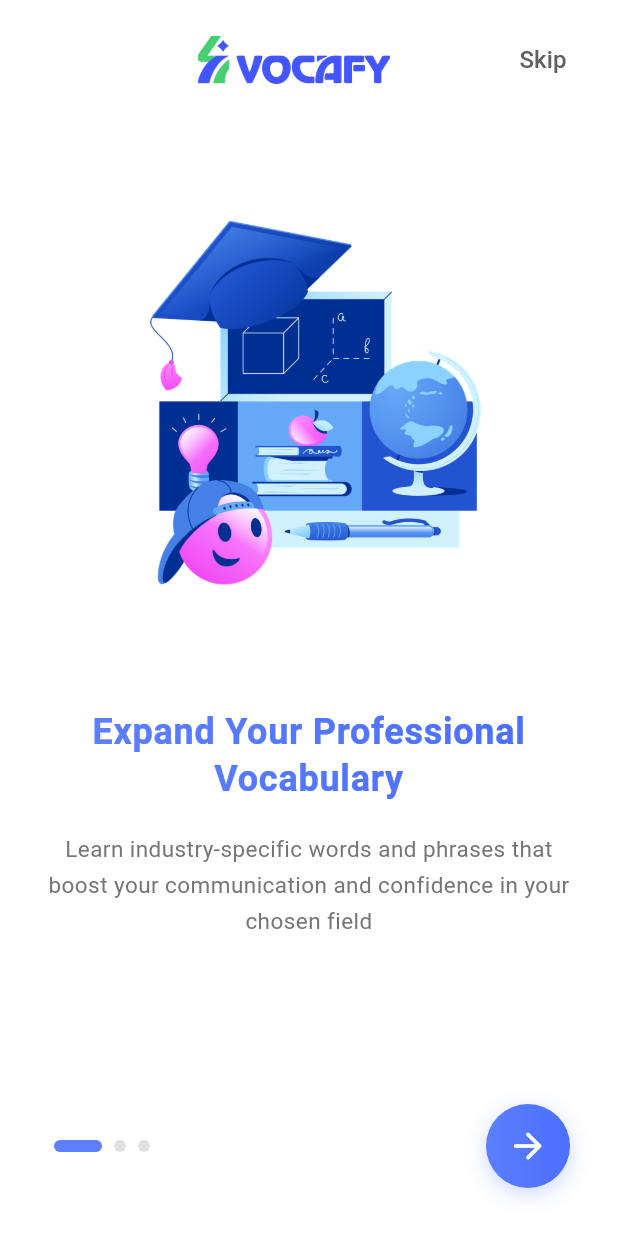
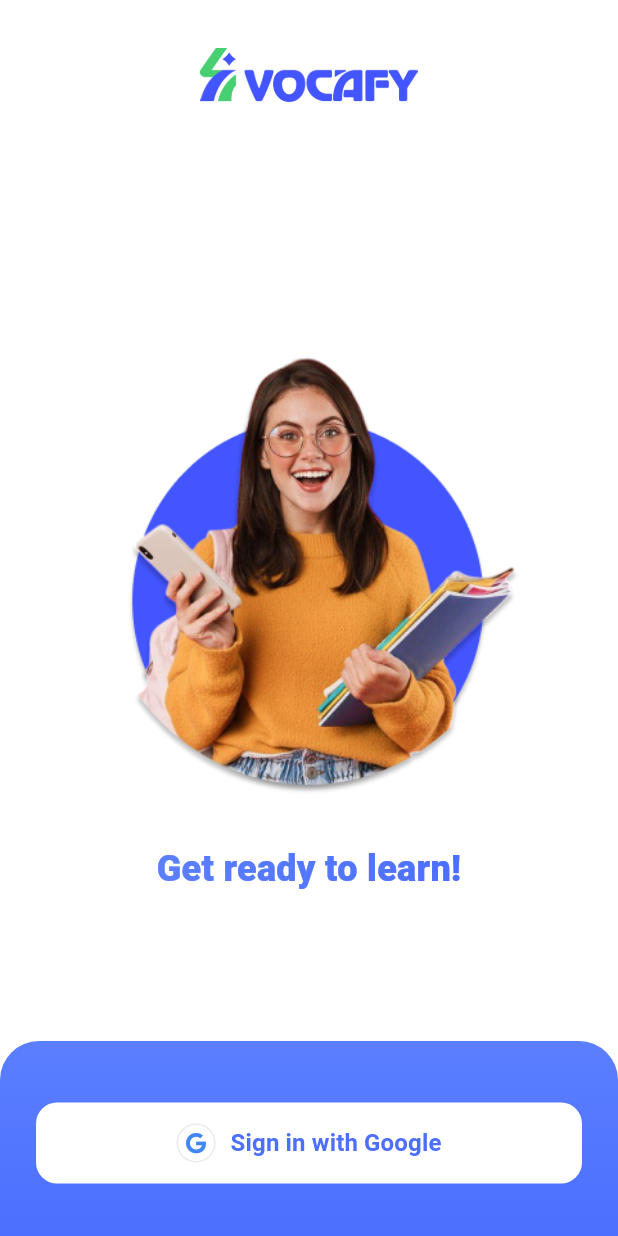
Before and after one commit to PawPasta/vocafy-mobile, a Flutter app: the screen it shows after launch, after a tap on "Skip", on a phone screen of 412 x 824 dp. Run offline on Flutter 3.47's test engine with Material 3 defaults, Android fonts, the phone set to English and light mode, and no system bars; our stand-ins replace font_awesome_flutter.

Commit message:
feat: login screen

```diff
--- a/lib/config/routes/routes.dart
+++ b/lib/config/routes/routes.dart
@@ -1,6 +1,7 @@
 import 'package:flutter/material.dart';
 import '../../features/splash/splash_screen.dart';
 import '../../features/onboarding/onboarding_screen.dart';
+import '../../features/auth/login/login_screen.dart';
 import 'route_names.dart';
 
 /// Main app routes configuration
@@ -20,8 +21,8 @@ class AppRoutes {
       // case RouteNames.home:
       //   return _buildRoute(const HomePage());
 
-      // case RouteNames.login:
-      //   return _buildRoute(const LoginScreen());
+      case RouteNames.login:
+        return _buildRoute(const LoginScreen());
 
       default:
         return _buildRoute(
--- /dev/null
+++ b/lib/features/auth/login/login_screen.dart
@@ -0,0 +1,175 @@
+import 'package:flutter/material.dart';
+import 'package:font_awesome_flutter/font_awesome_flutter.dart';
+
+class LoginScreen extends StatelessWidget {
+  const LoginScreen({super.key});
+
+  static const Color _primaryBlue = Color(0xFF5B7FFF);
+  static const Color _primaryBlueDark = Color(0xFF4C6FFF);
+  static const Color _pageBg = Colors.white;
+
+  void _onGoogleSignInPressed(BuildContext context) {
+    ScaffoldMessenger.of(context).showSnackBar(
+      const SnackBar(content: Text('Google sign-in not yet implemented')),
+    );
+  }
+
+  @override
+  Widget build(BuildContext context) {
+    return Scaffold(
+      backgroundColor: _pageBg,
+      body: SafeArea(
+        bottom: false,
+        child: Column(
+          children: [
+            Padding(
+              padding: const EdgeInsets.symmetric(horizontal: 24),
+              child: Column(
+                children: [
+                  const SizedBox(height: 32),
+                  _buildLogo(),
+                  const SizedBox(height: 34),
+                ],
+              ),
+            ),
+            Expanded(
+              child: SingleChildScrollView(
+                physics: const BouncingScrollPhysics(),
+                child: Padding(
+                  padding: const EdgeInsets.symmetric(horizontal: 24),
+                  child: Column(
+                    children: [
+                      const SizedBox(height: 78),
+                      _buildHero(),
+                      const SizedBox(height: 22),
+                      _buildTitle(),
+                      const SizedBox(height: 18),
+                    ],
+                  ),
+                ),
+              ),
+            ),
+            _buildBottomPanel(context),
+          ],
+        ),
+      ),
+    );
+  }
+
+  Widget _buildLogo() {
+    return Center(
+      child: Image.asset(
+        'lib/assets/images/Logo.png',
+        height: 36,
+        fit: BoxFit.contain,
+      ),
+    );
+  }
+
+  Widget _buildHero() {
+    return SizedBox(
+      height: 360,
+      child: Center(
+        child: Image.asset(
+          'lib/assets/images/login_img.png',
+          height: 340,
+          fit: BoxFit.contain,
+        ),
+      ),
+    );
+  }
+
+  Widget _buildTitle() {
+    return ShaderMask(
+      shaderCallback: (bounds) {
+        return const LinearGradient(
+          colors: [_primaryBlue, _primaryBlueDark],
+        ).createShader(bounds);
+      },
+      child: const Text(
+        'Get ready to learn!',
+        textAlign: TextAlign.center,
+        style: TextStyle(
+          fontSize: 24,
+          fontWeight: FontWeight.w800,
+          color: Colors.white,
+          letterSpacing: 0.2,
+        ),
+      ),
+    );
+  }
+
+  Widget _buildBottomPanel(BuildContext context) {
+    final bottomInset = MediaQuery.of(context).padding.bottom;
+
+    return Container(
+      width: double.infinity,
+      padding: EdgeInsets.fromLTRB(24, 24, 24, 18 + bottomInset),
+      constraints: const BoxConstraints(minHeight: 130),
+      decoration: const BoxDecoration(
+        gradient: LinearGradient(
+          begin: Alignment.topCenter,
+          end: Alignment.bottomCenter,
+          colors: [_primaryBlue, _primaryBlueDark],
+        ),
+        borderRadius: BorderRadius.only(
+          topLeft: Radius.circular(26),
+          topRight: Radius.circular(26),
+        ),
+      ),
+      child: Center(
+        child: _buildGoogleButton(context),
+      ),
+    );
+  }
+
+  Widget _buildGoogleButton(BuildContext context) {
+    return SizedBox(
+      width: double.infinity,
+      height: 54,
+      child: ElevatedButton(
+        style: ElevatedButton.styleFrom(
+          backgroundColor: Colors.white,
+          foregroundColor: _primaryBlueDark,
+          elevation: 0,
+          shape: RoundedRectangleBorder(
+            borderRadius: BorderRadius.circular(14),
+          ),
+        ),
+        onPressed: () => _onGoogleSignInPressed(context),
+        child: Row(
+          mainAxisAlignment: MainAxisAlignment.center,
+          children: [
+            _buildGoogleMark(),
+            const SizedBox(width: 10),
+            const Text(
+              'Sign in with Google',
+              style: TextStyle(
+                fontSize: 16,
+                fontWeight: FontWeight.w700,
+              ),
+            ),
+          ],
+        ),
+      ),
+    );
+  }
+
+  Widget _buildGoogleMark() {
+    return Container(
+      width: 26,
+      height: 26,
+      decoration: BoxDecoration(
+        color: Colors.white,
+        shape: BoxShape.circle,
+        border: Border.all(color: const Color(0xFFEAEAEA)),
+      ),
+      alignment: Alignment.center,
+      child: const FaIcon(
+        FontAwesomeIcons.google,
+        size: 14,
+        color: Color(0xFF4285F4),
+      ),
+    );
+  }
+}
--- a/lib/features/onboarding/onboarding_screen.dart
+++ b/lib/features/onboarding/onboarding_screen.dart
@@ -1,7 +1,7 @@
 import 'package:flutter/material.dart';
-import 'dart:math' as math;
 import 'models/onboarding_model.dart';
 import 'widgets/onboarding_page_widget.dart';
+import '../../config/routes/route_names.dart';
 
 /// Onboarding screen with multiple pages and smooth animations
 class OnboardingScreen extends StatefulWidget {
@@ -85,11 +85,7 @@ class _OnboardingScreenState extends State<OnboardingScreen>
 
   /// Complete onboarding and navigate to main app
   void _completeOnboarding() {
-    // TODO: Navigate to home/login screen
-    // Navigator.pushReplacement(
-    //   context,
-    //   MaterialPageRoute(builder: (context) => const HomePage()),
-    // );
+    Navigator.pushReplacementNamed(context, RouteNames.login);
   }
 
   @override
@@ -223,7 +219,7 @@ class _OnboardingScreenState extends State<OnboardingScreen>
           borderRadius: BorderRadius.circular(28),
           boxShadow: [
             BoxShadow(
-              color: const Color(0xFF5B7FFF).withOpacity(0.3),
+              color: const Color(0xFF5B7FFF).withAlpha(77),
               blurRadius: 12,
               offset: const Offset(0, 4),
             ),
--- a/lib/features/splash/splash_screen.dart
+++ b/lib/features/splash/splash_screen.dart
@@ -1,7 +1,6 @@
 import 'package:flutter/material.dart';
 import 'dart:async';
 import 'dart:math' as math;
-import '../onboarding/onboarding_screen.dart';
 
 /// Splash screen displayed on app launch with animated logo
 class SplashScreen extends StatefulWidget {
@@ -178,8 +177,8 @@ class _SplashScreenState extends State<SplashScreen>
                     shape: BoxShape.circle,
                     gradient: RadialGradient(
                       colors: [
-                        const Color(0xFF5B7FFF).withOpacity(0.3),
-                        const Color(0xFF4CAF50).withOpacity(0.1),
+                        const Color(0xFF5B7FFF).withAlpha(77),
+                        const Color(0xFF4CAF50).withAlpha(26),
                         Colors.transparent,
                       ],
                     ),
@@ -208,12 +207,12 @@ class _SplashScreenState extends State<SplashScreen>
                 borderRadius: BorderRadius.circular(60),
                 boxShadow: [
                   BoxShadow(
-                    color: const Color(0xFF5B7FFF).withOpacity(0.2),
+                    color: const Color(0xFF5B7FFF).withAlpha(51),
                     blurRadius: 40,
                     spreadRadius: 10,
                   ),
                   BoxShadow(
-                    color: const Color(0xFF4CAF50).withOpacity(0.15),
+                    color: const Color(0xFF4CAF50).withAlpha(38),
                     blurRadius: 60,
                     spreadRadius: 15,
                   ),
--- a/pubspec.yaml
+++ b/pubspec.yaml
@@ -34,6 +34,9 @@ dependencies:
   # The following adds the Cupertino Icons font to your application.
   # Use with the CupertinoIcons class for iOS style icons.
   cupertino_icons: ^1.0.8
+
+  # Icons (Google icon)
+  font_awesome_flutter: ^10.7.0
 
 dev_dependencies:
   flutter_test:
```
Also changed, not shown: lib/assets/images/login_img.png (added), pubspec.lock.
